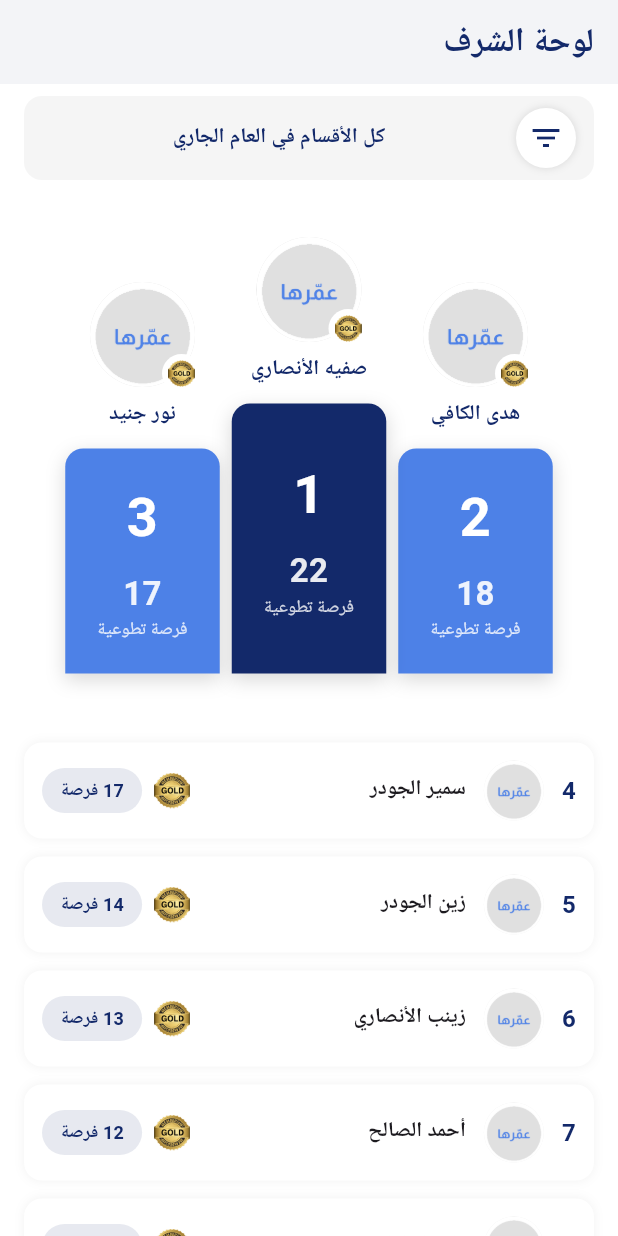
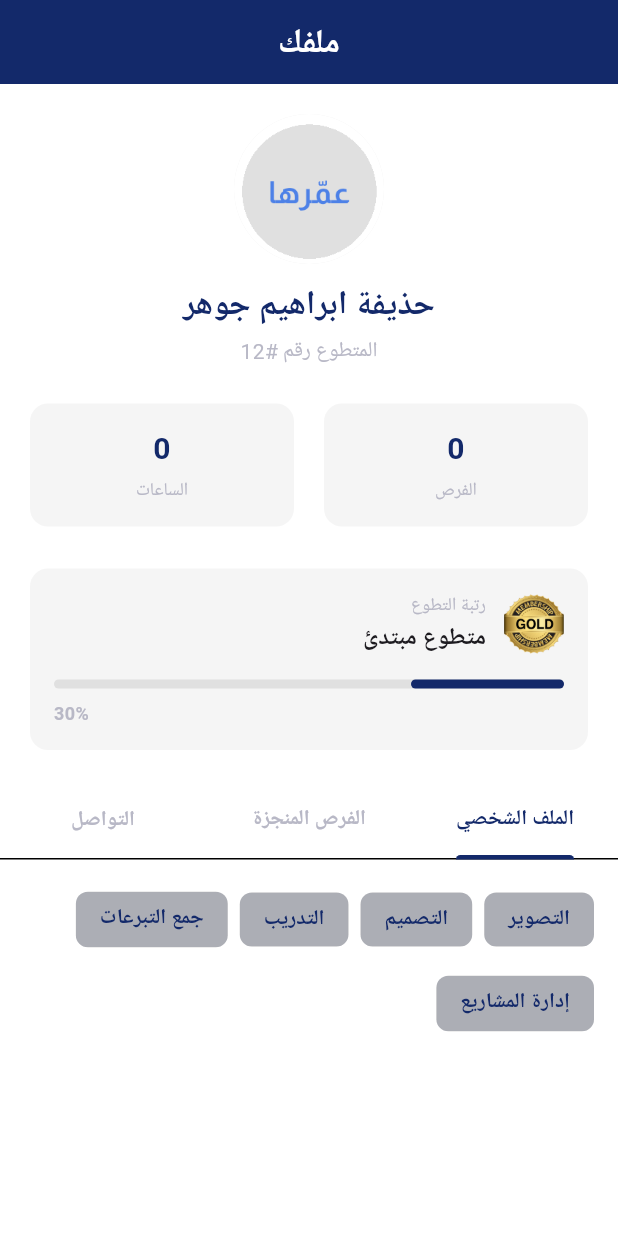
Before and after one commit to HozaifaJawhar/project2, a Flutter app: the screen it shows after launch, on a phone screen of 412 x 824 dp. Run offline on Flutter 3.47's test engine with Material 3 defaults, Android fonts, the phone set to English and light mode, and no system bars; our stand-ins replace google_fonts; Roboto replaces fonts that are missing (Almarai).

Commit message:
volunteerProfileScreen

```diff
--- /dev/null
+++ b/lib/core/models/volunteer_profile.dart
@@ -0,0 +1,36 @@
+import 'package:ammerha_volunteer/core/models/volunteer.dart';
+
+class CompletedOpportunity {
+  final String title;
+  final String date;
+  CompletedOpportunity({required this.title, required this.date});
+}
+
+// Represents the detailed profile data for a single volunteer.
+class VolunteerProfile {
+  final String name;
+  final String id;
+  final String profileImageUrl;
+  final int opportunitiesCount;
+  final int hoursCount;
+  final RankTier rankTier;
+  final String rankName;
+  final double rankProgress;
+  final List<String> skills;
+  final List<CompletedOpportunity> completedOpportunities;
+  final Map<String, String> socialLinks;
+
+  VolunteerProfile({
+    required this.name,
+    required this.id,
+    required this.profileImageUrl,
+    required this.opportunitiesCount,
+    required this.hoursCount,
+    required this.rankTier,
+    required this.rankName,
+    required this.rankProgress,
+    required this.skills,
+    required this.completedOpportunities,
+    required this.socialLinks,
+  });
+}
--- a/lib/main.dart
+++ b/lib/main.dart
@@ -2,6 +2,7 @@ import 'package:ammerha_volunteer/config/theme/app_theme.dart';
 import 'package:ammerha_volunteer/screens/events.dart';
 import 'package:ammerha_volunteer/screens/honor_board.dart';
 import 'package:ammerha_volunteer/screens/login.dart';
+import 'package:ammerha_volunteer/screens/profile_screen.dart';
 import 'package:flutter/material.dart';
 
 void main() {
@@ -16,7 +17,7 @@ class MyApp extends StatelessWidget {
     return MaterialApp(
       debugShowCheckedModeBanner: false,
       theme: AppTheme.lightTheme,
-      home: HonorBoardScreen(),
+      home: VolunteerProfileScreen(),
     );
   }
 }
--- /dev/null
+++ b/lib/screens/profile_screen.dart
@@ -0,0 +1,401 @@
+import 'package:ammerha_volunteer/config/theme/app_theme.dart';
+import 'package:ammerha_volunteer/core/models/volunteer.dart';
+import 'package:ammerha_volunteer/core/models/volunteer_profile.dart';
+import 'package:flutter/material.dart';
+import 'package:google_fonts/google_fonts.dart';
+import 'package:url_launcher/url_launcher.dart';
+
+class VolunteerProfileScreen extends StatefulWidget {
+  const VolunteerProfileScreen({super.key});
+
+  @override
+  State<VolunteerProfileScreen> createState() => _VolunteerProfileScreenState();
+}
+
+// Mixin required by the TabController for animations.
+class _VolunteerProfileScreenState extends State<VolunteerProfileScreen>
+    with TickerProviderStateMixin {
+  late TabController _tabController;
+
+  // Mock data for UI design and testing. Will be replaced by API data.
+  final VolunteerProfile volunteerProfile = VolunteerProfile(
+    name: 'حذيفة ابراهيم جوهر',
+    id: '12',
+    profileImageUrl: 'assets/images/profile.png',
+    opportunitiesCount: 0,
+    hoursCount: 0,
+    rankTier: RankTier.bronze,
+    rankName: 'متطوع مبتدئ',
+    rankProgress: 0.3, // Represents 30%
+    skills: ['التصوير', 'التصميم', 'التدريب', 'جمع التبرعات', 'إدارة المشاريع'],
+    completedOpportunities: [
+      CompletedOpportunity(
+        title: 'تنظيم فعالية اليوم الوطني',
+        date: '23-09-2024',
+      ),
+      CompletedOpportunity(title: 'حملة تشجير ', date: '15-10-2024'),
+    ],
+    socialLinks: {
+      'facebook': 'https://facebook.com/yourprofile',
+      'linkedin': 'https://linkedin.com/in/yourprofile',
+    },
+  );
+
+  @override
+  void initState() {
+    super.initState();
+    _tabController = TabController(length: 3, vsync: this);
+  }
+
+  @override
+  void dispose() {
+    _tabController.dispose();
+    super.dispose();
+  }
+
+  @override
+  Widget build(BuildContext context) {
+    return Directionality(
+      textDirection: TextDirection.rtl,
+      child: Scaffold(
+        appBar: AppBar(
+          backgroundColor: AppColors.primary,
+          centerTitle: true,
+          title: Text(
+            'ملفك',
+            style: GoogleFonts.almarai(
+              fontWeight: FontWeight.bold,
+              color: AppColors.white,
+            ),
+          ),
+        ),
+        body: DefaultTabController(
+          length: 3,
+          child: NestedScrollView(
+            headerSliverBuilder: (context, innerBoxIsScrolled) {
+              return [
+                SliverToBoxAdapter(
+                  child: Column(
+                    children: [
+                      const SizedBox(height: 20),
+                      _buildProfileHeader(),
+                      _buildStatsSection(),
+                      _buildRankSection(),
+                      const SizedBox(height: 20),
+                    ],
+                  ),
+                ),
+                SliverPersistentHeader(
+                  delegate: _SliverAppBarDelegate(
+                    TabBar(
+                      controller: _tabController,
+                      labelColor: AppColors.primary,
+                      unselectedLabelColor: AppColors.greyText,
+                      indicatorColor: AppColors.primary,
+                      indicatorWeight: 3,
+                      tabs: [
+                        Tab(
+                          child: Text(
+                            'الملف الشخصي',
+                            style: GoogleFonts.almarai(
+                              fontWeight: FontWeight.bold,
+                            ),
+                          ),
+                        ),
+                        Tab(
+                          child: Text(
+                            'الفرص المنجزة',
+                            style: GoogleFonts.almarai(
+                              fontWeight: FontWeight.bold,
+                            ),
+                          ),
+                        ),
+                        Tab(
+                          child: Text(
+                            'التواصل',
+                            style: GoogleFonts.almarai(
+                              fontWeight: FontWeight.bold,
+                            ),
+                          ),
+                        ),
+                      ],
+                    ),
+                  ),
+                  pinned: true,
+                ),
+              ];
+            },
+            body: TabBarView(
+              controller: _tabController,
+              children: [
+                SingleChildScrollView(
+                  padding: const EdgeInsets.all(16),
+                  child: _buildSkillsTab(),
+                ),
+                _buildOpportunitiesTab(),
+                _buildSocialTab(),
+              ],
+            ),
+          ),
+        ),
+      ),
+    );
+  }
+
+  // Builds the main profile header widget.
+  Widget _buildProfileHeader() {
+    final imageUrl = volunteerProfile.profileImageUrl;
+    final ImageProvider backgroundImage;
+
+    // Determines the correct ImageProvider based on the URL format.
+    if (imageUrl.startsWith('http')) {
+      backgroundImage = NetworkImage(imageUrl);
+    } else {
+      // Handles local assets, providing a fallback for empty paths.
+      backgroundImage = AssetImage(
+        imageUrl.isNotEmpty ? imageUrl : 'assets/images/default_avatar.png',
+      );
+    }
+
+    return Column(
+      children: [
+        CircleAvatar(
+          radius: 50,
+          backgroundColor: Colors.grey.shade200,
+          backgroundImage: backgroundImage,
+        ),
+        const SizedBox(height: 12),
+        Text(
+          volunteerProfile.name,
+          style: GoogleFonts.almarai(
+            fontSize: 22,
+            fontWeight: FontWeight.bold,
+            color: AppColors.primary,
+          ),
+        ),
+        const SizedBox(height: 4),
+        Text(
+          'المتطوع رقم #${volunteerProfile.id}',
+          style: GoogleFonts.almarai(fontSize: 14, color: AppColors.greyText),
+        ),
+      ],
+    );
+  }
+
+  // Builds the statistics section.
+  Widget _buildStatsSection() {
+    return Padding(
+      padding: const EdgeInsets.symmetric(horizontal: 16.0, vertical: 20.0),
+      child: Row(
+        mainAxisAlignment: MainAxisAlignment.spaceAround,
+        children: [
+          _buildStatCard(
+            'الفرص',
+            volunteerProfile.opportunitiesCount.toString(),
+          ),
+          const SizedBox(width: 12),
+          _buildStatCard('الساعات', volunteerProfile.hoursCount.toString()),
+        ],
+      ),
+    );
+  }
+
+  Widget _buildStatCard(String title, String value) {
+    return Expanded(
+      child: Card(
+        elevation: 0,
+        color: Colors.grey.shade100,
+        shape: RoundedRectangleBorder(borderRadius: BorderRadius.circular(12)),
+        child: Padding(
+          padding: const EdgeInsets.symmetric(vertical: 16.0),
+          child: Column(
+            children: [
+              Text(
+                value,
+                style: GoogleFonts.almarai(
+                  fontSize: 20,
+                  fontWeight: FontWeight.bold,
+                  color: AppColors.primary,
+                ),
+              ),
+              const SizedBox(height: 4),
+              Text(
+                title,
+                style: GoogleFonts.almarai(
+                  fontSize: 12,
+                  color: AppColors.greyText,
+                ),
+              ),
+            ],
+          ),
+        ),
+      ),
+    );
+  }
+
+  // Builds the rank and progress section.
+  Widget _buildRankSection() {
+    final percentage = (volunteerProfile.rankProgress * 100).toInt();
+
+    return Padding(
+      padding: const EdgeInsets.symmetric(horizontal: 16.0),
+      child: Card(
+        elevation: 0,
+        color: Colors.grey.shade100,
+        shape: RoundedRectangleBorder(borderRadius: BorderRadius.circular(12)),
+        child: Padding(
+          padding: const EdgeInsets.all(16.0),
+          child: Column(
+            children: [
+              Row(
+                children: [
+                  Image.asset('assets/icons/medal3.png', width: 40, height: 40),
+                  const SizedBox(width: 12),
+                  Column(
+                    crossAxisAlignment: CrossAxisAlignment.start,
+                    children: [
+                      Text(
+                        'رتبة التطوع',
+                        style: GoogleFonts.almarai(
+                          color: AppColors.greyText,
+                          fontSize: 12,
+                        ),
+                      ),
+                      Text(
+                        volunteerProfile.rankName,
+                        style: GoogleFonts.almarai(
+                          fontWeight: FontWeight.bold,
+                          fontSize: 16,
+                        ),
+                      ),
+                    ],
+                  ),
+                ],
+              ),
+              const SizedBox(height: 16),
+              LinearProgressIndicator(
+                value: volunteerProfile.rankProgress,
+                backgroundColor: Colors.grey.shade300,
+                color: AppColors.primary,
+                minHeight: 6,
+                borderRadius: BorderRadius.circular(10),
+              ),
+              const SizedBox(height: 8),
+              Align(
+                alignment: Alignment.centerLeft,
+                child: Text(
+                  '$percentage%',
+                  style: GoogleFonts.almarai(
+                    color: AppColors.greyText,
+                    fontSize: 12,
+                    fontWeight: FontWeight.w600,
+                  ),
+                ),
+              ),
+            ],
+          ),
+        ),
+      ),
+    );
+  }
+
+  // Builds the skills tab view using a Wrap widget for layout.
+  Widget _buildSkillsTab() {
+    return Wrap(
+      spacing: 8.0,
+      runSpacing: 8.0,
+      children: volunteerProfile.skills
+          .map(
+            (skill) => Chip(
+              label: Text(
+                skill,
+                style: GoogleFonts.almarai(
+                  color: AppColors.primary,
+                  fontWeight: FontWeight.w600,
+                ),
+              ),
+              backgroundColor: AppColors.primary.withOpacity(0.1),
+              side: BorderSide.none,
+            ),
+          )
+          .toList(),
+    );
+  }
+
+  // Builds the completed opportunities tab view using a ListView.
+  Widget _buildOpportunitiesTab() {
+    return ListView.builder(
+      itemCount: volunteerProfile.completedOpportunities.length,
+      itemBuilder: (context, index) {
+        final opp = volunteerProfile.completedOpportunities[index];
+        return ListTile(
+          leading: const Icon(
+            Icons.check_circle_outline,
+            color: AppColors.primary,
+          ),
+          title: Text(opp.title, style: GoogleFonts.almarai()),
+          subtitle: Text(opp.date, style: GoogleFonts.almarai()),
+        );
+      },
+    );
+  }
+
+  // Builds the social media links tab view, conditionally showing icons.
+  Widget _buildSocialTab() {
+    return Row(
+      mainAxisAlignment: MainAxisAlignment.center,
+      children: [
+        if (volunteerProfile.socialLinks.containsKey('facebook'))
+          _buildSocialIcon(
+            Icons.facebook,
+            volunteerProfile.socialLinks['facebook']!,
+          ),
+        if (volunteerProfile.socialLinks.containsKey('linkedin'))
+          _buildSocialIcon(
+            Icons.link,
+            volunteerProfile.socialLinks['linkedin']!,
+          ),
+      ],
+    );
+  }
+
+  Widget _buildSocialIcon(IconData icon, String url) {
+    return IconButton(
+      icon: Icon(icon, color: AppColors.primary, size: 30),
+      onPressed: () async {
+        final uri = Uri.parse(url);
+        if (await canLaunchUrl(uri)) {
+          await launchUrl(uri);
+        }
+      },
+    );
+  }
+}
+
+// Helper class to make the TabBar sticky during scroll.
+class _SliverAppBarDelegate extends SliverPersistentHeaderDelegate {
+  final TabBar _tabBar;
+  _SliverAppBarDelegate(this._tabBar);
+
+  @override
+  double get minExtent => _tabBar.preferredSize.height;
+  @override
+  double get maxExtent => _tabBar.preferredSize.height;
+
+  @override
+  Widget build(
+    BuildContext context,
+    double shrinkOffset,
+    bool overlapsContent,
+  ) {
+    return Container(
+      color: Theme.of(context).scaffoldBackgroundColor,
+      child: _tabBar,
+    );
+  }
+
+  @override
+  bool shouldRebuild(_SliverAppBarDelegate oldDelegate) {
+    return false;
+  }
+}
--- a/pubspec.yaml
+++ b/pubspec.yaml
@@ -35,6 +35,7 @@ dependencies:
   # Use with the CupertinoIcons class for iOS style icons.
   cupertino_icons: ^1.0.8
   google_fonts: ^6.2.1
+  url_launcher: ^6.3.2
 
 dev_dependencies:
   flutter_test:
```
Also changed, not shown: pubspec.lock, 5 other files.
